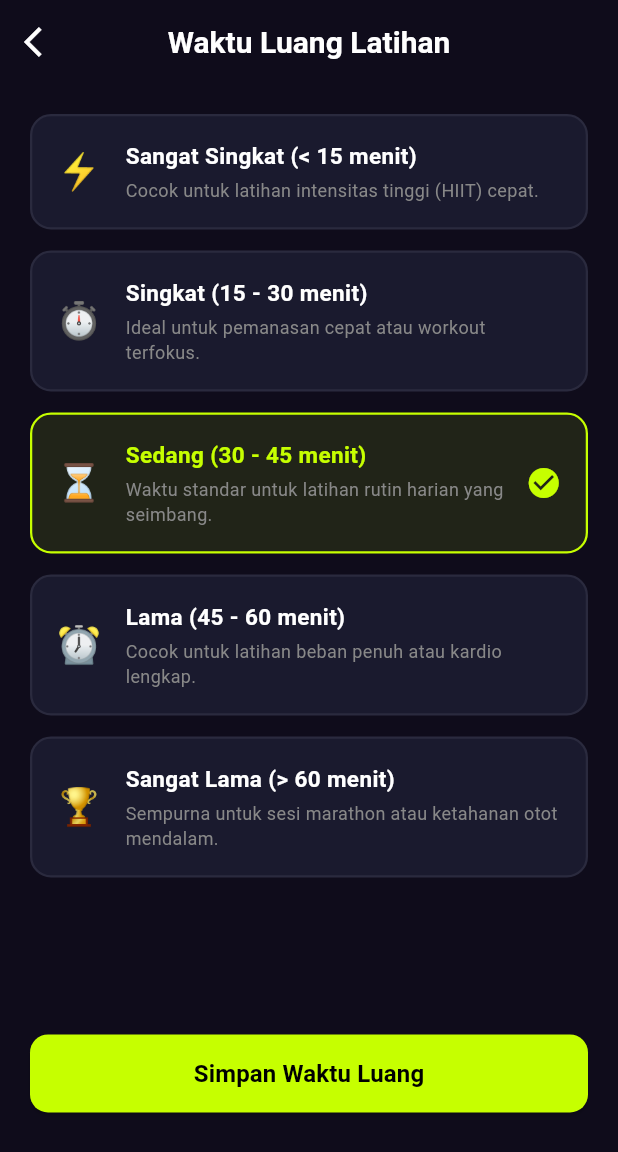
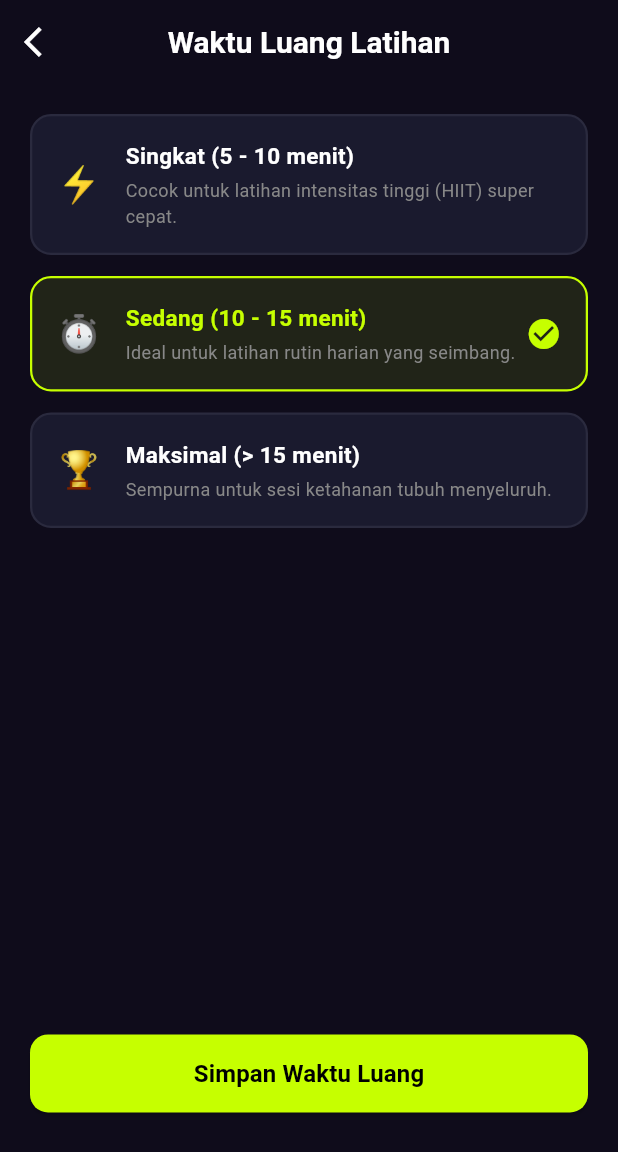
Before and after one commit to CHOPSUEY10/FitLife, a Flutter app: the SettingsScreen screen opened directly, after a tap on "Waktu Luang", on a phone screen of 412 x 824 dp. Shown: the top 1152 px of the screen. Run offline on Flutter 3.47's test engine with Material 3 defaults, Android fonts, the phone set to English and light mode, and no system bars; our stand-ins replace cloud_firestore, firebase_auth, firebase_core, flutter_map, flutter_secure_storage, geolocator and 8 more; missing offline and left inert: mailer; accounts and stored records are empty.

```diff
--- a/lib/core/database/local_db_helper.dart
+++ b/lib/core/database/local_db_helper.dart
@@ -84,7 +84,7 @@ class LocalDBHelper {
       'id': 'local_target',
       'targetLangkah': 8000,
       'targetKalori': 500.0,
-      'targetDurasiLatihan': 45,
+      'targetDurasiLatihan': 15,
     }, conflictAlgorithm: ConflictAlgorithm.ignore);
 
     await _seedWorkoutData(db);
@@ -182,7 +182,7 @@ class LocalDBHelper {
         'id': 'local_target',
         'targetLangkah': 8000,
         'targetKalori': 500.0,
-        'targetDurasiLatihan': 45,
+        'targetDurasiLatihan': 15,
       }, conflictAlgorithm: ConflictAlgorithm.ignore);
     }
     if (oldVersion < 6) {
@@ -353,7 +353,7 @@ class LocalDBHelper {
         id: targetId,
         targetLangkah: 8000,
         targetKalori: 500.0,
-        targetDurasiLatihan: 45,
+        targetDurasiLatihan: 15,
       );
     }
   }
--- /dev/null
+++ b/lib/core/errors/error_interpreter.dart
@@ -0,0 +1,75 @@
+import 'package:firebase_auth/firebase_auth.dart';
+import 'package:flutter/services.dart';
+import 'failures.dart';
+
+class ErrorInterpreter {
+  static const Map<String, String> _firebaseAuthMessages = {
+    'user-not-found': "Akun tidak ditemukan. Silakan periksa kembali email Anda.",
+    'wrong-password': "Password yang Anda masukkan salah. Silakan coba lagi.",
+    'invalid-email': "Format email tidak valid. Pastikan Anda memasukkan email yang benar.",
+    'user-disabled': "Akun ini telah dinonaktifkan. Silakan hubungi tim dukungan.",
+    'email-already-in-use': "Email ini sudah terdaftar. Silakan gunakan email lain atau langsung masuk.",
+    'weak-password': "Password terlalu lemah. Gunakan minimal 6 karakter.",
+    'invalid-credential': "Email atau password yang Anda masukkan tidak valid.",
+    'network-request-failed': "Koneksi internet bermasalah. Pastikan Anda terhubung ke internet.",
+    'too-many-requests': "Terlalu banyak percobaan yang gagal. Silakan coba lagi nanti.",
+  };
+
+  static const Map<String, String> _commonErrorKeywords = {
+    'user-not-found': "Akun tidak ditemukan. Silakan periksa kembali email Anda.",
+    'login-error': "Password yang Anda masukkan salah. Silakan coba lagi.",
+    'invalid-email': "Format email tidak valid. Pastikan Anda memasukkan email yang benar.",
+    'user-disabled': "Akun ini telah dinonaktifkan. Silakan hubungi tim dukungan.",
+    'email-already-in-use': "Email ini sudah terdaftar. Silakan gunakan email lain atau langsung masuk.",
+    'weak-password': "Password terlalu lemah. Gunakan minimal 6 karakter.",
+    'invalid-credential': "Email atau password yang Anda masukkan tidak valid.",
+    'network-request-failed': "Koneksi internet bermasalah. Pastikan Anda terhubung ke internet yang stabil.",
+    'socketexception': "Koneksi internet bermasalah. Pastikan Anda terhubung ke internet yang stabil.",
+    'too-many-requests': "Terlalu banyak percobaan yang gagal. Silakan coba lagi nanti.",
+    'timeout': "Waktu koneksi habis. Silakan periksa internet Anda dan coba lagi.",
+    'otp': "Kode OTP tidak valid atau sudah kedaluwarsa.",
+  };
+
+  /// Mengubah objek exception atau error kotor menjadi pesan yang ramah pengguna
+  static String interpret(dynamic error) {
+    if (error == null) return "Terjadi kesalahan yang tidak diketahui.";
+
+    // Jika error adalah Failure dari sistem kita sendiri
+    if (error is Failure) {
+      return error.message;
+    }
+
+    // Jika error adalah Exception langsung dari Firebase Auth
+    if (error is FirebaseAuthException) {
+      return _getFirebaseAuthMessage(error.code);
+    }
+
+    // Jika error adalah Exception dari Platform (misal native Android/iOS)
+    if (error is PlatformException) {
+      return _getPlatformExceptionMessage(error.code);
+    }
+
+    final errorString = error.toString().toLowerCase();
+
+    // Parse pesan error umum jika mereka dibungkus dalam Exception generik
+    for (final entry in _commonErrorKeywords.entries) {
+      if (errorString.contains(entry.key)) {
+        return entry.value;
+      }
+    }
+
+    // Fallback bawaan
+    return "Terjadi kesalahan sistem. Silakan coba lagi nanti.";
+  }
+
+  static String _getFirebaseAuthMessage(String code) {
+    return _firebaseAuthMessages[code] ?? "Terjadi kesalahan saat autentikasi. Silakan coba lagi.";
+  }
+
+  static String _getPlatformExceptionMessage(String code) {
+    if (code == 'network_error') {
+      return "Terjadi masalah jaringan. Periksa koneksi internet Anda.";
+    }
+    return "Terjadi kesalahan sistem. Silakan coba lagi.";
+  }
+}
--- a/lib/core/models/target_harian_model.dart
+++ b/lib/core/models/target_harian_model.dart
@@ -29,7 +29,7 @@ class TargetHarianModel {
       id: map['id'] ?? 'local_target',
       targetLangkah: map['targetLangkah'] ?? 8000,
       targetKalori: (map['targetKalori'] as num?)?.toDouble() ?? 500.0,
-      targetDurasiLatihan: map['targetDurasiLatihan'] ?? 45,
+      targetDurasiLatihan: map['targetDurasiLatihan'] ?? 15,
     );
   }
 }
--- a/lib/features/dashboard/logic/settings_controller.dart
+++ b/lib/features/dashboard/logic/settings_controller.dart
@@ -18,7 +18,7 @@ class SettingsController extends ChangeNotifier {
   String tujuan = 'Turun Berat Badan';
 
   // ── Waktu Luang ───────────────────────────────────────────
-  String waktuLuang = '30 - 45 menit';
+  String waktuLuang = '10 - 15 menit';
 
   // ── Level Aktivitas ───────────────────────────────────────
   String levelAktivitas = 'Pemula';
@@ -26,7 +26,7 @@ class SettingsController extends ChangeNotifier {
   // ── Target Harian ─────────────────────────────────────────
   int targetLangkah = 8000;
   double targetKalori = 500;
-  int targetDurasiLatihan = 45; // menit
+  int targetDurasiLatihan = 15; // menit
 
   // ── Notifikasi ────────────────────────────────────────────
   bool notifPengingat = true;
@@ -72,7 +72,7 @@ class SettingsController extends ChangeNotifier {
       tinggiBadan = user.tinggiBadan ?? 170;
       beratBadan = user.beratBadan ?? 65;
       tujuan = user.tujuan ?? 'Turun Berat Badan';
-      waktuLuang = user.waktuLuang ?? '30 - 45 menit';
+      waktuLuang = user.waktuLuang ?? '10 - 15 menit';
     }
 
     final target = await LocalDBHelper.instance.getTargetHarian();
@@ -86,7 +86,7 @@ class SettingsController extends ChangeNotifier {
     levelAktivitas = prefs.getString('levelAktivitas') ?? 'Pemula';
     targetLangkah = prefs.getInt('targetLangkah') ?? 8000;
     targetKalori = prefs.getDouble('targetKalori') ?? 500;
-    targetDurasiLatihan = prefs.getInt('targetDurasiLatihan') ?? 45;
+    targetDurasiLatihan = prefs.getInt('targetDurasiLatihan') ?? 15;
     notifPengingat = prefs.getBool('notifPengingat') ?? true;
     notifPencapaian = prefs.getBool('notifPencapaian') ?? true;
     notifTips = prefs.getBool('notifTips') ?? false;
@@ -224,7 +224,7 @@ class SettingsController extends ChangeNotifier {
     final target = await LocalDBHelper.instance.getTargetHarian();
     targetLangkah = target.targetLangkah ?? 8000;
     targetKalori = target.targetKalori ?? 500.0;
-    targetDurasiLatihan = target.targetDurasiLatihan ?? 45;
+    targetDurasiLatihan = target.targetDurasiLatihan ?? 15;
   }
 
   // ── Computed helpers ──────────────────────────────────────
--- a/lib/features/workout/logic/workout_generator.dart
+++ b/lib/features/workout/logic/workout_generator.dart
@@ -235,10 +235,10 @@ class WorkoutGenerator {
       // Alih-alih memotong gerakan (yang bisa menyebabkan ketidakseimbangan otot),
       // kita memanipulasi waktu istirahat antar set.
       int restDuration = 15; // default rest
-      if (waktuLuang.contains('15 - 30')) {
+      if (waktuLuang.contains('5 - 10')) {
         restDuration = 5; // Sangat pendek (HIIT Mode)
         adjustedDuration = (adjustedDuration * 0.9).round(); // Sedikit lebih cepat
-      } else if (waktuLuang.contains('30 - 45')) {
+      } else if (waktuLuang.contains('10 - 15')) {
         restDuration = 15; // Sedang
       } else {
         restDuration = 30; // Pemulihan maksimal untuk pertumbuhan kekuatan (Hypertrophy Mode)
--- a/lib/ui/layouts/add_activity_screen.dart
+++ b/lib/ui/layouts/add_activity_screen.dart
@@ -286,7 +286,7 @@ class _AddActivityScreenState extends State<AddActivityScreen> {
                             ),
                             const SizedBox(height: 12),
                             SizedBox(
-                              height: 105,
+                              height: 80,
                               child: ListView.builder(
                                 scrollDirection: Axis.horizontal,
                                 itemCount: _recommendations.length,
--- a/lib/ui/layouts/login_screen.dart
+++ b/lib/ui/layouts/login_screen.dart
@@ -32,7 +32,7 @@ class _LoginScreenState extends State<LoginScreen> {
       }
     } catch (e) {
       if (mounted) {
-        GlobalSnackBar.show(context, e.toString(), backgroundColor: Colors.redAccent);
+        GlobalSnackBar.showException(context, e);
       }
     }
   }
@@ -56,7 +56,7 @@ class _LoginScreenState extends State<LoginScreen> {
       }
     } catch (e) {
       if (mounted) {
-        GlobalSnackBar.show(context, e.toString(), backgroundColor: Colors.redAccent);
+        GlobalSnackBar.showException(context, e);
       }
     } finally {
       if (mounted) setState(() => _isLoading = false);
--- a/lib/ui/layouts/onboarding_form.dart
+++ b/lib/ui/layouts/onboarding_form.dart
@@ -197,7 +197,7 @@ class _OnboardingFormState extends State<OnboardingForm> {
           _selectedWaktuLuang = newValue;
         });
       },
-      items: <String>['15 - 30 menit', '30 - 45 menit', '> 45 menit']
+      items: <String>['5 - 10 menit', '10 - 15 menit', '> 15 menit']
           .map<DropdownMenuItem<String>>((String value) {
         return DropdownMenuItem<String>(
           value: value,
--- a/lib/ui/layouts/register_screen.dart
+++ b/lib/ui/layouts/register_screen.dart
@@ -32,7 +32,7 @@ class _RegisterScreenState extends State<RegisterScreen> {
       }
     } catch (e) {
       if (mounted) {
-        GlobalSnackBar.show(context, e.toString(), backgroundColor: Colors.redAccent);
+        GlobalSnackBar.showException(context, e);
       }
     }
   }
@@ -62,7 +62,7 @@ class _RegisterScreenState extends State<RegisterScreen> {
       }
     } catch (e) {
       if (mounted) {
-        GlobalSnackBar.show(context, e.toString(), backgroundColor: Colors.redAccent);
+        GlobalSnackBar.showException(context, e);
       }
     } finally {
       if (mounted) setState(() => _isLoading = false);
--- a/lib/ui/layouts/settings_screen.dart
+++ b/lib/ui/layouts/settings_screen.dart
@@ -232,9 +232,9 @@ class _SettingsScreenState extends State<SettingsScreen> {
       child: Row(
         mainAxisAlignment: MainAxisAlignment.center,
         children: [
-          Icon(Icons.warning_amber_rounded, color: grey.withValues(alpha: 0.6), size: 14),
+          Image.asset('assets/icon/fitlife.png', width: 14, height: 14, color: grey.withValues(alpha: 0.6)),
           const SizedBox(width: 6),
-          Text('Fitlifeo 1.0-release', style: TextStyle(color: grey.withValues(alpha: 0.6), fontSize: 12)),
+          Text('Fitlife 1.0-release', style: TextStyle(color: grey.withValues(alpha: 0.6), fontSize: 12)),
         ],
       ),
     );
--- a/lib/ui/layouts/settings_target_harian_screen.dart
+++ b/lib/ui/layouts/settings_target_harian_screen.dart
@@ -187,7 +187,7 @@ class _SettingsTargetHarianScreenState extends State<SettingsTargetHarianScreen>
                       decoration: InputDecoration(
                         filled: true,
                         fillColor: cardColor,
-                        hintText: 'Contoh: 45',
+                        hintText: 'Contoh: 15',
                         hintStyle: const TextStyle(color: grey),
                         suffixText: 'menit',
                         suffixStyle: const TextStyle(color: limeGreen),
--- a/lib/ui/layouts/settings_waktu_luang_screen.dart
+++ b/lib/ui/layouts/settings_waktu_luang_screen.dart
@@ -18,39 +18,27 @@ class _SettingsWaktuLuangScreenState extends State<SettingsWaktuLuangScreen> {
   static const Color borderColor = Color(0xFF2A2A3E);
 
   late final SettingsController _controller;
-  String _selectedWaktu = '30 - 45 menit';
+  String _selectedWaktu = '10 - 15 menit';
   bool _isLoading = true;
 
   final List<Map<String, String>> _options = [
     {
-      'label': 'Sangat Singkat (< 15 menit)',
-      'value': '< 15 menit',
+      'label': 'Singkat (5 - 10 menit)',
+      'value': '5 - 10 menit',
       'icon': '⚡',
-      'desc': 'Cocok untuk latihan intensitas tinggi (HIIT) cepat.'
+      'desc': 'Cocok untuk latihan intensitas tinggi (HIIT) super cepat.'
     },
     {
-      'label': 'Singkat (15 - 30 menit)',
-      'value': '15 - 30 menit',
+      'label': 'Sedang (10 - 15 menit)',
+      'value': '10 - 15 menit',
       'icon': '⏱️',
-      'desc': 'Ideal untuk pemanasan cepat atau workout terfokus.'
+      'desc': 'Ideal untuk latihan rutin harian yang seimbang.'
     },
     {
-      'label': 'Sedang (30 - 45 menit)',
-      'value': '30 - 45 menit',
-      'icon': '⏳',
-      'desc': 'Waktu standar untuk latihan rutin harian yang seimbang.'
-    },
-    {
-      'label': 'Lama (45 - 60 menit)',
-      'value': '45 - 60 menit',
-      'icon': '⏰',
-      'desc': 'Cocok untuk latihan beban penuh atau kardio lengkap.'
-    },
-    {
-      'label': 'Sangat Lama (> 60 menit)',
-      'value': '> 60 menit',
+      'label': 'Maksimal (> 15 menit)',
+      'value': '> 15 menit',
       'icon': '🏆',
-      'desc': 'Sempurna untuk sesi marathon atau ketahanan otot mendalam.'
+      'desc': 'Sempurna untuk sesi ketahanan tubuh menyeluruh.'
     },
   ];
 
--- a/lib/ui/layouts/splash_screen.dart
+++ b/lib/ui/layouts/splash_screen.dart
@@ -48,7 +48,7 @@ class _SplashScreenState extends State<SplashScreen> {
                 fit: BoxFit.contain,
               ),
             ),
-            const SizedBox(height: 20),
+            const SizedBox(height: 10),
             Text(
               'FitLife',
               style: GoogleFonts.coda(
```
Also changed, not shown: lib/core/service/auth_service.dart (+12 -13 lines), lib/core/utils/target_calculator.dart (+5 -5 lines), lib/ui/components/global_snackbar.dart (+39 -0 lines), lib/ui/layouts/forgot_password_screen.dart (+8 -13 lines).
